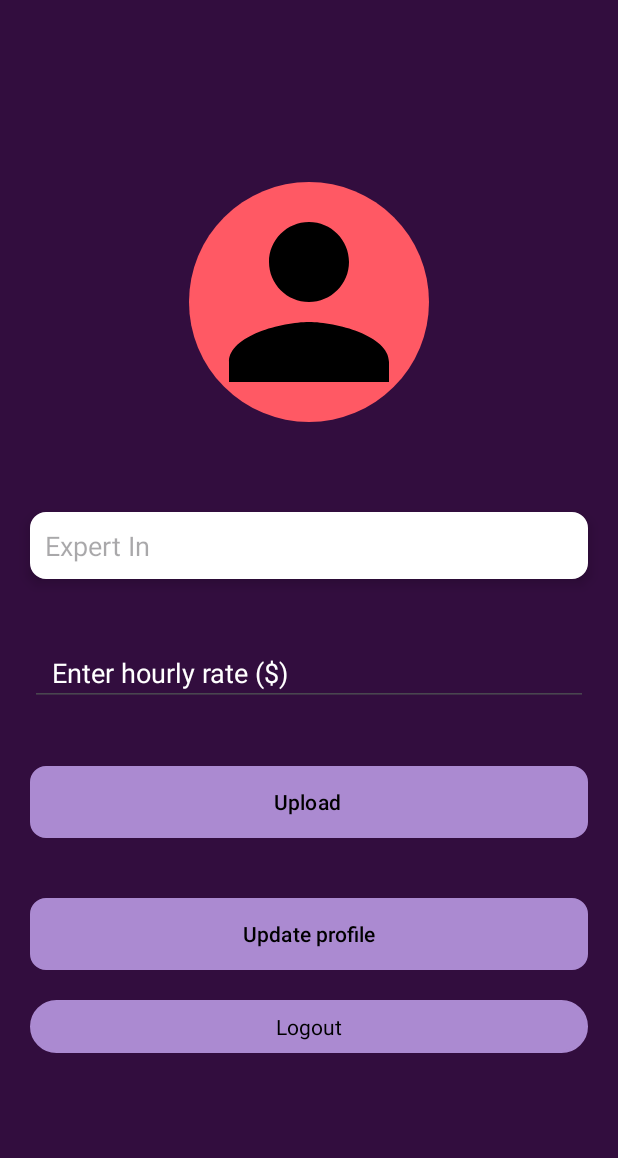
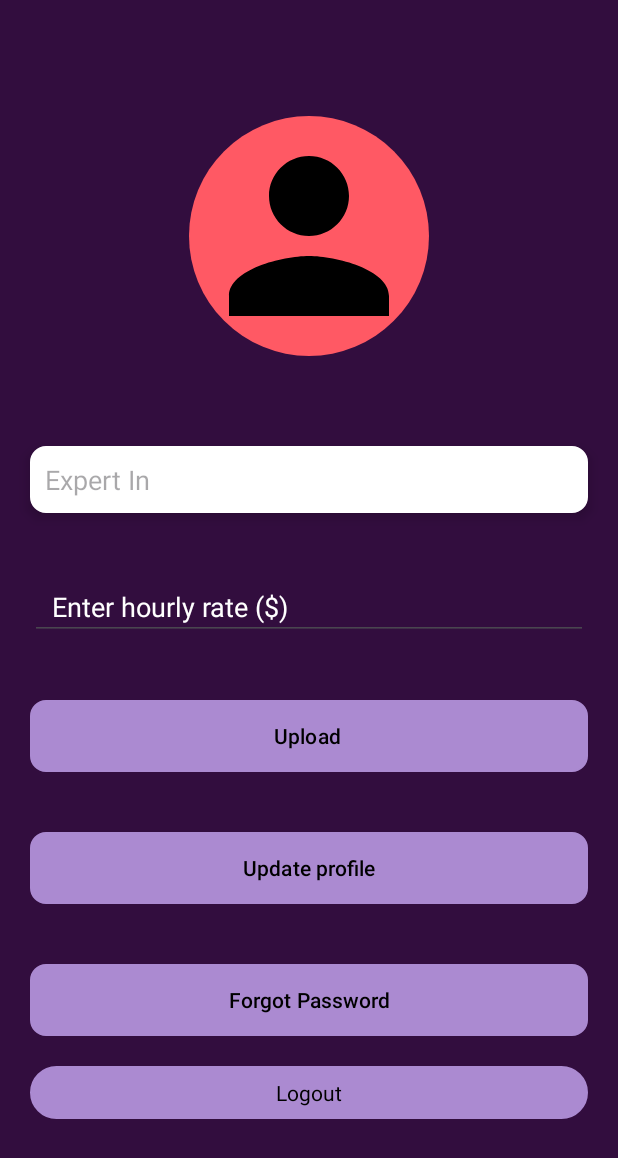
Before and after one commit to anasaqeeel/CodeHub_Android_App, an Android app: the update_profile screen opened directly, with no data from a screen before it, on a phone screen of 412 x 824 dp. Shown: the top 1158 px of the screen. Run offline under Robolectric (Android 15) with nearby library versions, the phone set to English and light mode, and no system bars; our stand-ins replace Firebase (no records; nobody signed in at launch, a user with empty details on screens opened directly); Roboto replaces fonts that are not available here.

Commit message:
add forget password

```diff
--- a/app/src/main/java/com/example/myapplication12/MainActivity.java
+++ b/app/src/main/java/com/example/myapplication12/MainActivity.java
@@ -89,10 +89,7 @@ public class MainActivity extends AppCompatActivity {
         mAuth.signInWithEmailAndPassword(email, password)
                 .addOnCompleteListener(task -> {
                     if (task.isSuccessful()) {
-
                         // Firebase authentication successful
-
-
                         Toast.makeText(getApplicationContext(), "Login successful!", Toast.LENGTH_LONG).show();
                         progressBar.setVisibility(View.GONE);
 //                        Query query =firebaeUtil.allUserCollectionReference().whereEqualTo("email",email);
--- a/app/src/main/java/com/example/myapplication12/update_profile.java
+++ b/app/src/main/java/com/example/myapplication12/update_profile.java
@@ -16,7 +16,6 @@ import android.util.Base64;
 import android.widget.Button;
 import android.widget.EditText;
 import android.widget.ImageView;
-import android.widget.TextView;
 import android.widget.Toast;
 
 import androidx.appcompat.app.AppCompatActivity;
@@ -36,11 +35,11 @@ public class update_profile extends AppCompatActivity {
     ImageView profilePic;
     EditText expertise;
     EditText hrateUpdated;
-    Button updateProfileBtn, changePictureBtn;
+    Button updateProfileBtn, changePictureBtn, forgotPasswordBtn;
     UserModel currentUserModel;
     private FirebaseAuth mAuth;
     String email2;
-    String Expertise,newrate;
+    String Expertise, newrate;
     PreferenceManager preferenceManager;
 
     @Override
@@ -52,15 +51,17 @@ public class update_profile extends AppCompatActivity {
         preferenceManager = new PreferenceManager(getApplicationContext());
         email2 = preferenceManager.getString("user_email");
 
-        hrateUpdated=findViewById(R.id.updatehrate);
+        hrateUpdated = findViewById(R.id.updatehrate);
         profilePic = findViewById(R.id.profile_image_view);
         expertise = findViewById(R.id.profile_expertise);
         updateProfileBtn = findViewById(R.id.profle_update_btn_new);
         changePictureBtn = findViewById(R.id.button_change_pictureB);
+        forgotPasswordBtn = findViewById(R.id.button_forgot_password);
 
         getUserData();
         updateProfileBtn.setOnClickListener(v -> updateBtnClick());
         changePictureBtn.setOnClickListener(v -> selectImageFromGallery());
+        forgotPasswordBtn.setOnClickListener(v -> sendPasswordResetEmail(email2));
     }
 
     void selectImageFromGallery() {
@@ -70,10 +71,10 @@ public class update_profile extends AppCompatActivity {
 
     void updateBtnClick() {
         Expertise = expertise.getText().toString();
-        newrate=hrateUpdated.getText().toString();
+        newrate = hrateUpdated.getText().toString();
         currentUserModel.setHourly_Rate(newrate);
         currentUserModel.setSkills(Expertise);
-        showtoast("updated !");
+        showtoast("updated!");
         updateToFirestore();
     }
 
@@ -124,7 +125,7 @@ public class update_profile extends AppCompatActivity {
         FirebaseFirestore db = FirebaseFirestore.getInstance();
         HashMap<String, Object> data = new HashMap<>();
         data.put("skills", Expertise);
-        data.put("hourly rate ",newrate);
+        data.put("hourly rate", newrate);
 
         String encodedImage = preferenceManager.getString("image");
         if (encodedImage != null && !encodedImage.isEmpty()) {
@@ -201,4 +202,15 @@ public class update_profile extends AppCompatActivity {
     private void showtoast(String message) {
         Toast.makeText(getApplicationContext(), message, Toast.LENGTH_SHORT).show();
     }
+
+    private void sendPasswordResetEmail(String email) {
+        mAuth.sendPasswordResetEmail(email)
+                .addOnCompleteListener(task -> {
+                    if (task.isSuccessful()) {
+                        Toast.makeText(update_profile.this, "Password reset email sent.", Toast.LENGTH_SHORT).show();
+                    } else {
+                        Toast.makeText(update_profile.this, "Error in sending password reset email.", Toast.LENGTH_SHORT).show();
+                    }
+                });
+    }
 }
--- a/app/src/main/res/layout/activity_update_profile.xml
+++ b/app/src/main/res/layout/activity_update_profile.xml
@@ -30,6 +30,7 @@
         android:hint="Expert In "
         android:inputType="text"
         android:padding="10dp" />
+
     <EditText
         android:id="@+id/updatehrate"
         android:layout_width="match_parent"
@@ -51,6 +52,7 @@
         android:text="Upload "
         android:textColor="@color/black"
         app:backgroundTint="#ab8ad1" />
+
     <Button
         android:id="@+id/profle_update_btn_new"
         android:layout_width="match_parent"
@@ -58,6 +60,17 @@
         android:layout_margin="20dp"
         android:background="@drawable/edit_back"
         android:text="Update profile"
+        android:textColor="@color/black"
+        app:backgroundTint="#ab8ad1" />
+
+    <!-- New Forgot Password Button -->
+    <Button
+        android:id="@+id/button_forgot_password"
+        android:layout_width="match_parent"
+        android:layout_height="wrap_content"
+        android:layout_margin="20dp"
+        android:background="@drawable/edit_back"
+        android:text="Forgot Password"
         android:textColor="@color/black"
         app:backgroundTint="#ab8ad1" />
 
@@ -74,5 +87,4 @@
         android:textAlignment="center"
         android:textColor="@color/black" />
 
-
 </LinearLayout>
```
